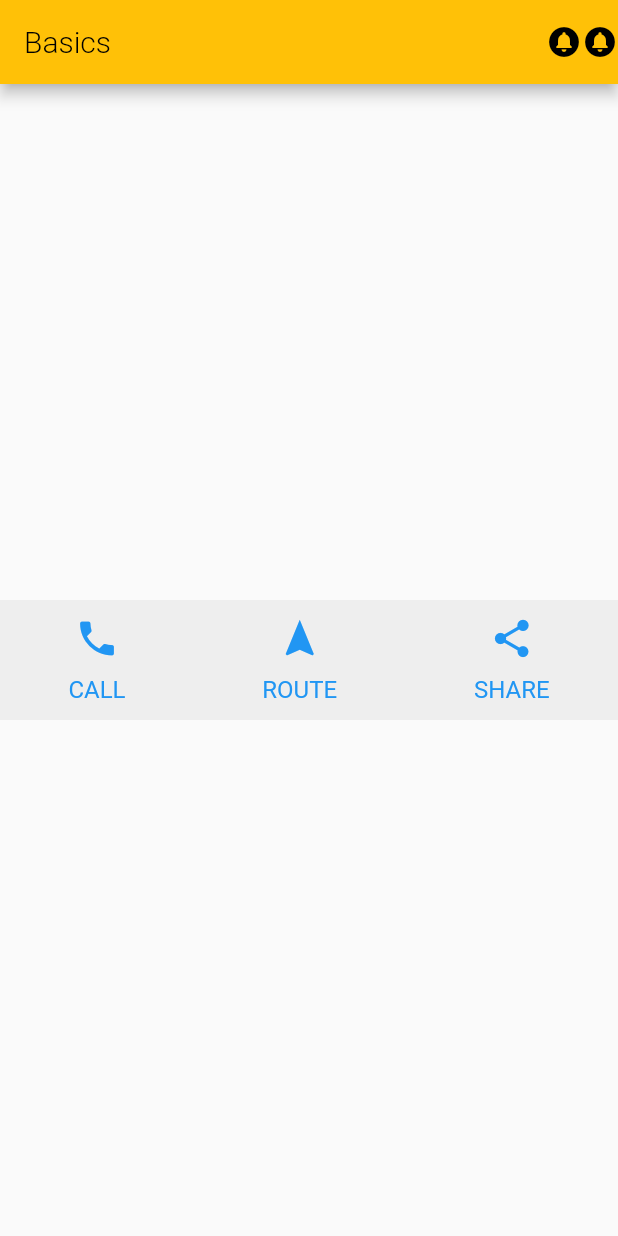
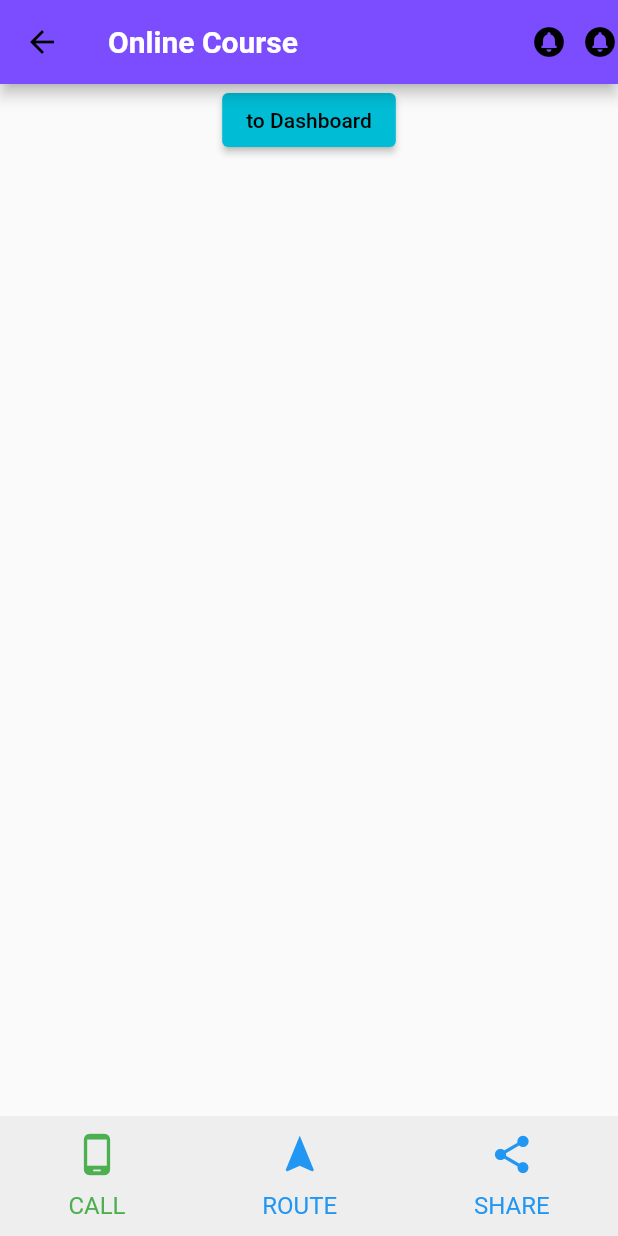
Before and after one commit to yntachmad/basic, a Flutter app: the Home screen opened directly, on a phone screen of 412 x 824 dp. Run offline on Flutter 3.47's test engine with Material 2 defaults, Android fonts, the phone set to English and light mode, and no system bars.

```diff
--- /dev/null
+++ b/lib/application/example_provider.dart
@@ -0,0 +1,5 @@
+import 'package:flutter/cupertino.dart';
+
+import 'package:flutter/foundation.dart';
+
+class ExampleProvider extends ChangeNotifier {}
--- a/lib/main.dart
+++ b/lib/main.dart
@@ -1,3 +1,5 @@
+import 'package:basic/presentation/grid_list.dart';
+import 'package:basic/presentation/menu_list.dart';
 import 'package:flutter/material.dart';
 
 void main() {
@@ -14,110 +16,7 @@ class MyApp extends StatelessWidget {
       theme: ThemeData(
         primarySwatch: Colors.cyan,
       ),
-      home: Home(),
+      home: GridList(),
     );
   }
 }
-
-class Home extends StatelessWidget {
-  @override
-  Widget build(BuildContext context) {
-    return Scaffold(
-      appBar: AppBar(
-        backgroundColor: Colors.amber,
-        title: Text(
-          "Basics",
-          style: TextStyle(
-            fontWeight: FontWeight.w300,
-          ),
-        ),
-        actions: [
-          Icon(Icons.circle_notifications),
-          Icon(Icons.circle_notifications),
-        ],
-      ),
-      body: Center(
-        child: Container(
-          height: 80,
-          width: double.infinity,
-          color: Colors.grey[200],
-          child: Row(
-            mainAxisAlignment: MainAxisAlignment.spaceAround,
-            mainAxisSize: MainAxisSize.max,
-            children: [
-              Column(
-                mainAxisAlignment: MainAxisAlignment.center,
-                children: [
-                  Icon(
-                    Icons.phone,
-                    size: 30,
-                    color: Colors.blue,
-                  ),
-                  SizedBox(
-                    height: 10.0,
-                  ),
-                  Text(
-                    "CALL",
-                    style: TextStyle(
-                      fontSize: 16,
-                      color: Colors.blue,
-                    ),
-                  ),
-                ],
-              ),
-              Column(
-                mainAxisAlignment: MainAxisAlignment.center,
-                children: [
-                  Icon(
-                    Icons.navigation,
-                    size: 30,
-                    color: Colors.blue,
-                  ),
-                  SizedBox(
-                    height: 10.0,
-                  ),
-                  Text("ROUTE",
-                      style: TextStyle(
-                        fontSize: 16,
-                        color: Colors.blue,
-                      )),
-                ],
-              ),
-              Cloumn1(),
-            ],
-          ),
-        ),
-      ),
-    );
-  }
-}
-
-class Cloumn1 extends StatelessWidget {
-  const Cloumn1({
-    Key key,
-  }) : super(key: key);
-
-  @override
-  Widget build(BuildContext context) {
-    return Column(
-      mainAxisAlignment: MainAxisAlignment.center,
-      children: [
-        Icon(
-          Icons.share,
-          size: 30,
-          color: Colors.blue,
-        ),
-        SizedBox(
-          height: 10.0,
-        ),
-        Text(
-          "SHARE",
-          style: TextStyle(
-            fontSize: 16,
-            color: Colors.blue,
-          ),
-        ),
-      ],
-    );
-  }
-}
--- /dev/null
+++ b/lib/presentation/home.dart
@@ -0,0 +1,71 @@
+import 'package:basic/dashboard/dashboard.dart';
+import 'package:basic/widgets/icon_with_label.dart';
+import 'package:flutter/material.dart';
+
+class Home extends StatelessWidget {
+  @override
+  Widget build(BuildContext context) {
+    return Scaffold(
+      appBar: AppBar(
+        backgroundColor: Colors.deepPurpleAccent,
+        title: Text(
+          "Online Course",
+          style: TextStyle(
+            fontWeight: FontWeight.bold,
+            color: Colors.white,
+          ),
+        ),
+        actions: [
+          Icon(Icons.circle_notifications),
+          SizedBox(
+            width: 10,
+          ),
+          Icon(Icons.circle_notifications),
+        ],
+      ),
+      body: Column(
+        mainAxisAlignment: MainAxisAlignment.spaceBetween,
+        children: [
+          Container(
+            child: new ElevatedButton(
+              onPressed: () {
+                String judul = 'ini dari halaman home';
+                Navigator.of(context).pushReplacement(MaterialPageRoute(
+                    builder: (context) => Dashboard(
+                          title: judul,
+                        )));
+              },
+              child: Text("to Dashboard"),
+            ),
+          ),
+          Container(
+            height: 80,
+            width: double.infinity,
+            color: Colors.grey[200],
+            child: Row(
+              mainAxisAlignment: MainAxisAlignment.spaceAround,
+              mainAxisSize: MainAxisSize.max,
+              children: [
+                Cloumn1(
+                  icon: Icons.phone_android,
+                  text: "CALL",
+                  warna: Colors.green,
+                ),
+                Cloumn1(
+                  icon: Icons.navigation,
+                  text: "ROUTE",
+                  warna: Colors.blue,
+                ),
+                Cloumn1(
+                  icon: Icons.share,
+                  text: "SHARE",
+                  warna: Colors.blue,
+                ),
+              ],
+            ),
+          ),
+        ],
+      ),
+    );
+  }
+}
--- /dev/null
+++ b/lib/widgets/icon_with_label.dart
@@ -0,0 +1,34 @@
+import 'package:flutter/material.dart';
+
+class Cloumn1 extends StatelessWidget {
+  const Cloumn1({Key key, @required this.icon, @required this.text, this.warna})
+      : super(key: key);
+
+  final IconData icon;
+  final String text;
+  final Color warna;
+
+  @override
+  Widget build(BuildContext context) {
+    return Column(
+      mainAxisAlignment: MainAxisAlignment.center,
+      children: [
+        Icon(
+          icon,
+          size: 30,
+          color: warna,
+        ),
+        SizedBox(
+          height: 10.0,
+        ),
+        Text(
+          text,
+          style: TextStyle(
+            fontSize: 16,
+            color: warna,
+          ),
+        ),
+      ],
+    );
+  }
+}
```
Also changed, not shown: lib/dashboard/dashboard.dart (added, +32 -0 lines), lib/item_detail/item_detail_page.dart (added, +21 -0 lines), lib/presentation/grid_list.dart (added, +54 -0 lines), lib/presentation/menu_list.dart (added, +41 -0 lines), pubspec.yaml (+3 -8 lines), assets/images/image1.jpeg (added), assets/images/image2.jpeg (added), assets/images/image3.jpeg (added), assets/images/image4.jpeg (added), assets/images/image5.jpeg (added), assets/images/image6.jpeg (added), assets/images/image7.jpeg (added), assets/images/image8.jpeg (added).
